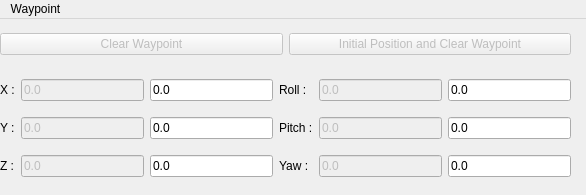
Before: the Qt Designer form rqt_waypoint/resource/Mainwindow.ui in sonia-auv/rqt_sonia_plugins, drawn with Qt 5.
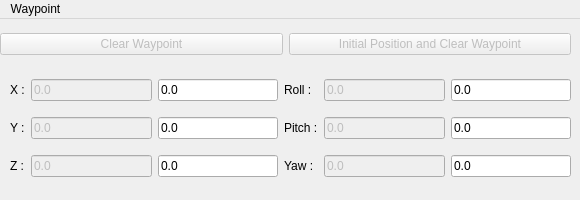
After: the same form once the commit is applied.

What changed in the file:
```diff
--- a/rqt_waypoint/resource/Mainwindow.ui
+++ b/rqt_waypoint/resource/Mainwindow.ui
@@ -6,10 +6,16 @@
    <rect>
     <x>0</x>
     <y>0</y>
-    <width>586</width>
-    <height>195</height>
+    <width>580</width>
+    <height>200</height>
    </rect>
   </property>
+  <property name="minimumSize">
+   <size>
+    <width>580</width>
+    <height>200</height>
+   </size>
+  </property>
   <property name="maximumSize">
    <size>
     <width>661</width>
@@ -20,7 +26,7 @@
    <string notr="true">Thruster</string>
   </property>
   <property name="autoFillBackground">
-   <bool>false</bool>
+   <bool>true</bool>
   </property>
   <property name="unifiedTitleAndToolBarOnMac">
    <bool>false</bool>
@@ -74,6 +80,16 @@
      <property name="sizeConstraint">
       <enum>QLayout::SetNoConstraint</enum>
      </property>
+     <property name="leftMargin">
+      <number>10</number>
+     </property>
+     <item row="2" column="5">
+      <widget class="QLineEdit" name="yawPositionTarget">
+       <property name="text">
+        <string>0.0</string>
+       </property>
+      </widget>
+     </item>
      <item row="0" column="3">
       <widget class="QLabel" name="rollPositionLabel">
        <property name="text">
@@ -229,13 +245,6 @@
        </property>
       </widget>
      </item>
-     <item row="2" column="5">
-      <widget class="QLineEdit" name="yawPositionTarget">
-       <property name="text">
-        <string>0.0</string>
-       </property>
-      </widget>
-     </item>
     </layout>
    </widget>
   </widget>
@@ -244,7 +253,7 @@
     <rect>
      <x>0</x>
      <y>0</y>
-     <width>586</width>
+     <width>580</width>
      <height>19</height>
     </rect>
    </property>
```
